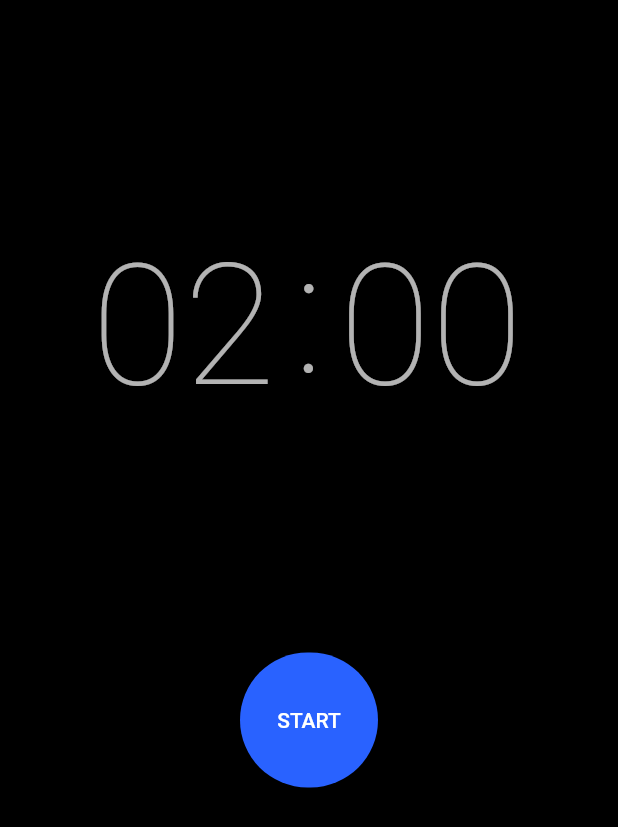
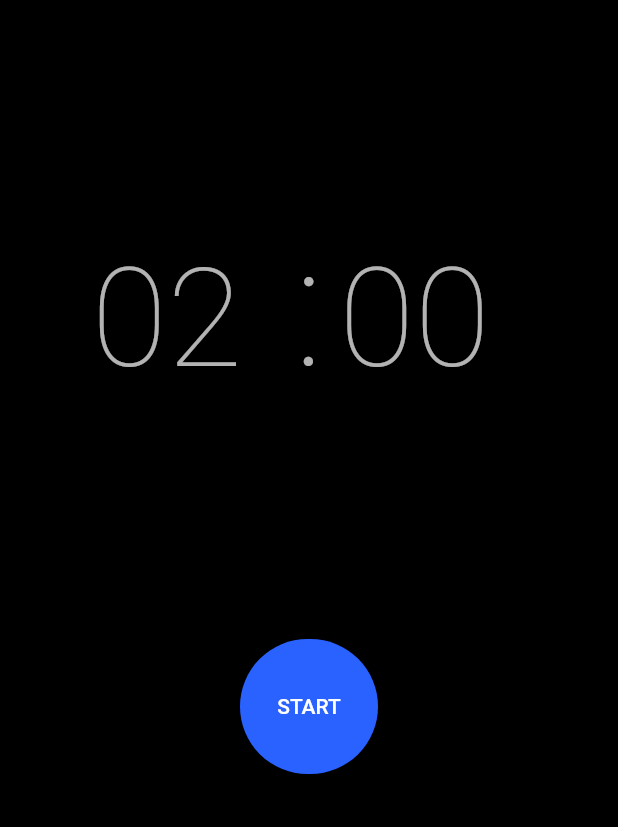
Before and after one commit to aryang117/TimelyBloc, a Flutter app: the screen it shows after launch, on a phone screen of 412 x 824 dp. Shown: the top 827 px of the screen. Run offline on Flutter 3.47's test engine with Material 2 defaults, Android fonts, the phone set to English and light mode, and no system bars; our stand-ins replace equatable, flutter_bloc.

Commit message:
font size change

```diff
--- a/lib/Screens/timerScreen.dart
+++ b/lib/Screens/timerScreen.dart
@@ -111,7 +111,12 @@ class TimerTextField extends StatelessWidget {
                     keyboardType: textInputType,
                     readOnly: (timerState is TimerRunInProgress) ? true : false,
                     maxLength: 2,
-                    style: Theme.of(context).textTheme.headline1,
+                        style: Theme.of(context).textTheme.headline1!.copyWith(
+                            fontSize: Theme.of(context)
+                                    .textTheme
+                                    .headline1!
+                                    .fontSize! -
+                                20),
                         onFieldSubmitted: (String? value) {
                           value = value == null ? '600' : value;
                           context.read<TimerBloc>().add(TimerStarted(
@@ -136,7 +141,13 @@ class TimerTextField extends StatelessWidget {
                     keyboardType: textInputType,
                     readOnly: (timerState is TimerRunInProgress) ? true : false,
                     maxLength: 2,
-                    style: Theme.of(context).textTheme.headline1,
+                        style: Theme.of(context).textTheme.headline1!.copyWith(
+                              fontSize: Theme.of(context)
+                                      .textTheme
+                                      .headline1!
+                                      .fontSize! -
+                                  20,
+                            ),
                         onFieldSubmitted: (String? value) {
                           value = value == null ? '600' : value;
                           context.read<TimerBloc>().add(TimerStarted(
```
Lines whose indentation alone changed are shown as unchanged.
